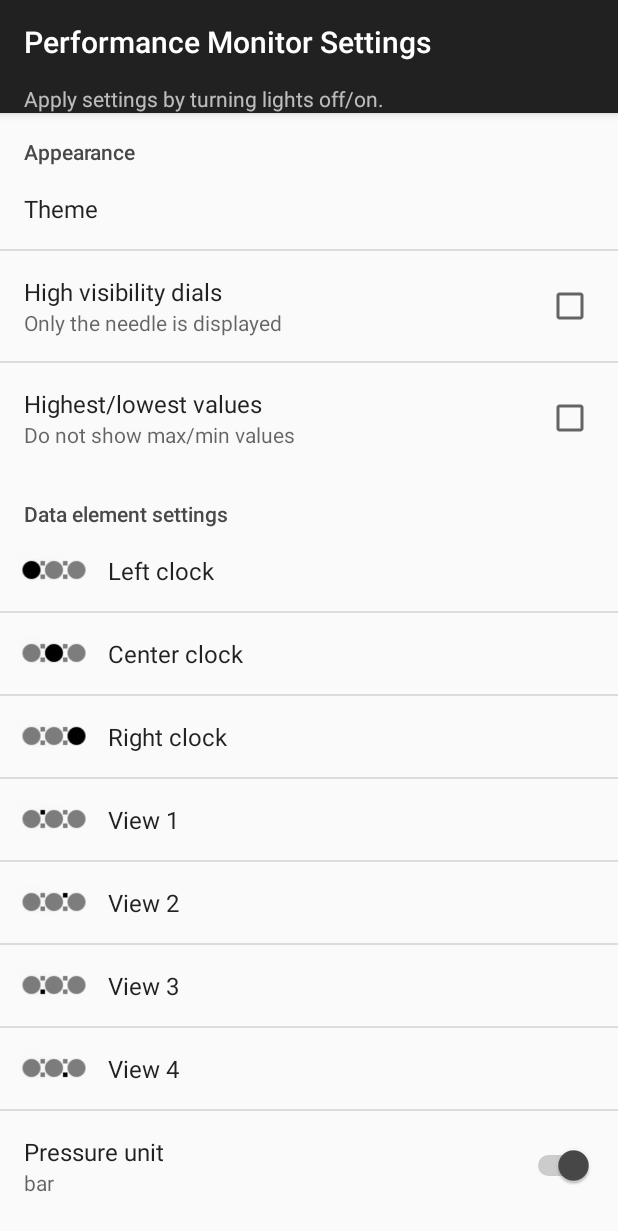
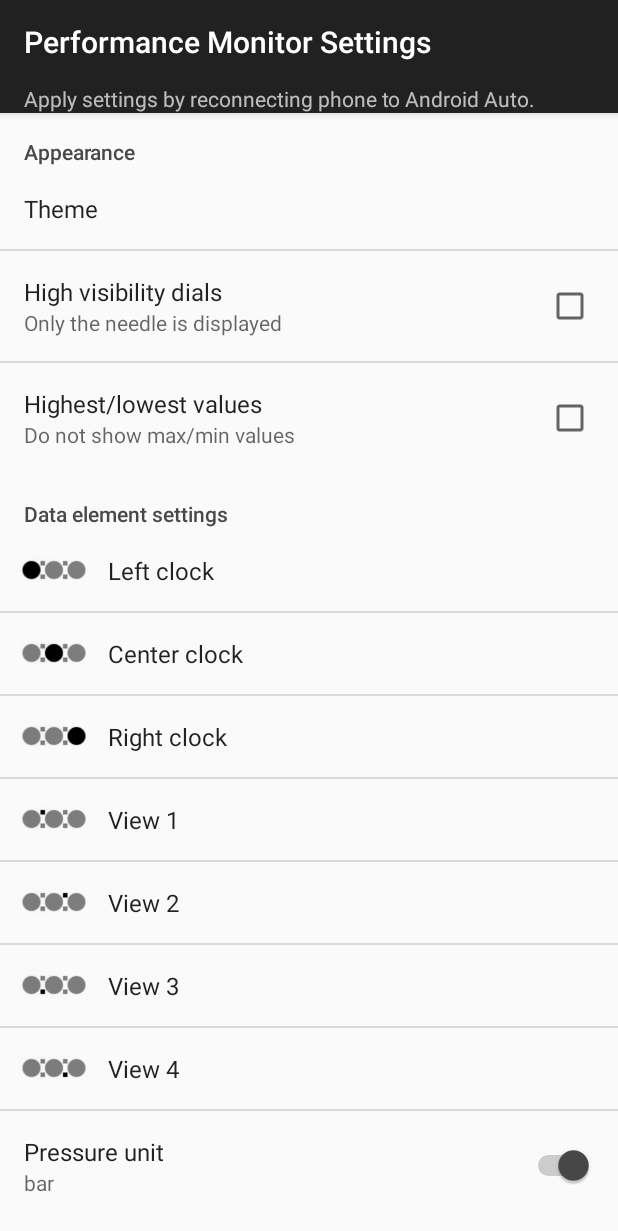
Before and after one commit to jilleb/mqb-pm, an Android app: the screen it shows after launch (SettingsActivity), on a phone screen of 412 x 824 dp. Shown: the top 1231 px of the screen. Run offline under Robolectric (Android 15) with nearby library versions, the phone set to English and light mode, and no system bars; libraries missing offline, so code that uses them is left out: com.github.martoreto.aauto, com.google.api.client, com.google.api.services; 4 statements that could not run were skipped.

Commit message:
Changed instructions to apply settings. It's better to change settings and reconnect.

```diff
--- a/app/build.gradle
+++ b/app/build.gradle
@@ -7,8 +7,8 @@ android {
         applicationId "com.mqbcoding.stats"
         minSdkVersion 22
         targetSdkVersion 25
-        versionCode 2
-        versionName "0.12"
+        versionCode 36
+        versionName "0.36B"
     }
     buildTypes {
         release {
--- a/app/src/main/java/com/mqbcoding/stats/DashboardFragment.java
+++ b/app/src/main/java/com/mqbcoding/stats/DashboardFragment.java
@@ -20,6 +20,7 @@ import android.view.ViewGroup;
 import android.widget.ImageView;
 import android.widget.ProgressBar;
 import android.widget.TextView;
+
 import com.github.anastr.speedviewlib.Gauge;
 import com.github.anastr.speedviewlib.RaySpeedometer;
 import com.github.anastr.speedviewlib.Speedometer;
@@ -27,6 +28,7 @@ import com.github.anastr.speedviewlib.components.Indicators.ImageIndicator;
 import com.github.martoreto.aauto.vex.CarStatsClient;
 import com.google.android.apps.auto.sdk.DayNightStyle;
 import com.google.android.apps.auto.sdk.StatusBarController;
+
 import java.util.Date;
 import java.util.HashMap;
 import java.util.Locale;
@@ -97,7 +99,6 @@ public class DashboardFragment extends CarFragment {
         sc.hideBatteryLevel();
         sc.showClock();
         sc.hideConnectivityLevel();
-        sc.showMicButton();
         sc.showTitle();
         sc.setTitle(getContext().getString(R.string.dashboard_title));
     }
--- a/app/src/main/res/layout/activity_settings.xml
+++ b/app/src/main/res/layout/activity_settings.xml
@@ -25,7 +25,7 @@
             android:layout_height="wrap_content"
             android:layout_weight="1"
             android:paddingLeft="16dp"
-            android:text="Apply settings by turning lights off/on." />
+            android:text="Apply settings by reconnecting phone to Android Auto." />
 
     </android.support.design.widget.AppBarLayout>
 
```
Also changed, not shown: 1 other file.
